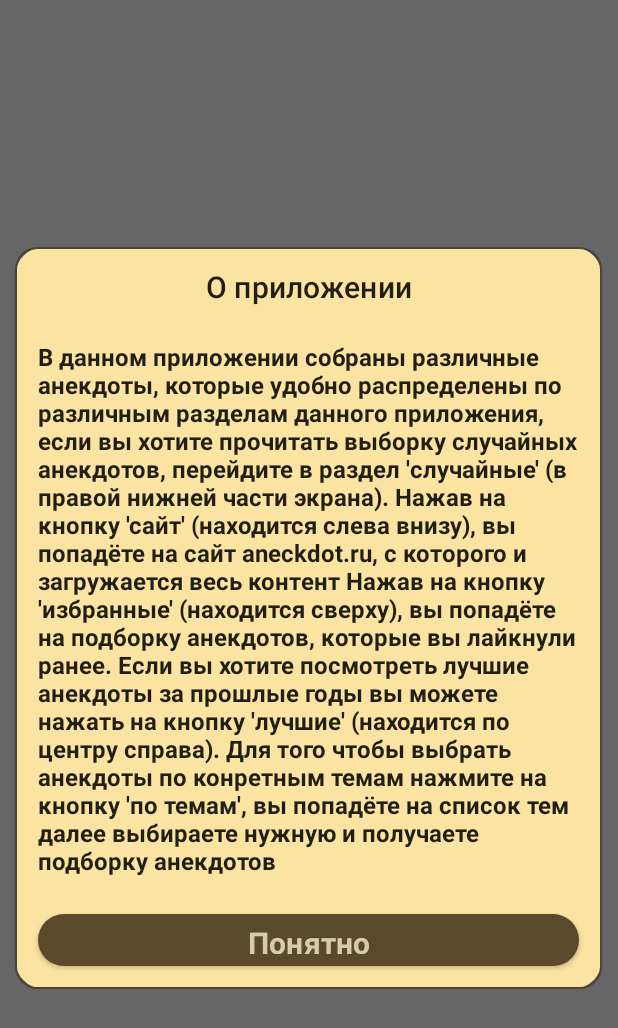
After one commit to MaksimTemnDev/Aneckdots-app, an Android app built with Jetpack Compose: the composable infoDialog shown on its own in the app's theme, on a phone screen of 412 x 824 dp. The commit adds this screen. Shown: the top 1028 px of the screen. Run offline under Robolectric (Android 15) with nearby library versions, the phone set to English and light mode, and no system bars.

Commit message:
added a infoDialog

```diff
--- a/app/src/main/java/com/example/anekdots/MainActivity.kt
+++ b/app/src/main/java/com/example/anekdots/MainActivity.kt
@@ -107,7 +107,6 @@ class MainActivity : ComponentActivity() {
             }
         }
     }
-
 
     fun loadRandomAneckd(add: Boolean) {
         thread {
--- a/app/src/main/java/com/example/anekdots/StartScreen.kt
+++ b/app/src/main/java/com/example/anekdots/StartScreen.kt
@@ -6,8 +6,12 @@ import android.net.Uri
 import androidx.compose.foundation.*
 import androidx.compose.foundation.layout.*
 import androidx.compose.foundation.shape.RoundedCornerShape
+import androidx.compose.material.AlertDialog
+import androidx.compose.material.Button
 import androidx.compose.material.Text
 import androidx.compose.runtime.Composable
+import androidx.compose.runtime.mutableStateOf
+import androidx.compose.runtime.remember
 import androidx.compose.ui.Alignment
 import androidx.compose.ui.Modifier
 import androidx.compose.ui.draw.clip
@@ -84,17 +88,23 @@ fun dualBoxes(
             .shadow(8.dp, shape = RoundedCornerShape(15.dp), ambientColor = BrownDark)
             .clip(RoundedCornerShape(15.dp))) {
         Image(painter = painterResource(id = chooseButton(btnType)), contentDescription = null,
-            Modifier.fillMaxSize().clickable {
-            if(funType == 0){
+            Modifier
+                .fillMaxSize()
+                .clickable {
+                    if (funType == 0) {
                         navHostController.navigate(Screen.MenuScreen.route)
-            } else if(funType == 1){
+                    } else if (funType == 1) {
                         val index = -3
                         val call = "${Screen.AnekdotScreen.route}/" + index
                         navHostController.navigate(call)
-            } else if(funType == 2){
+                    } else if (funType == 2) {
                         val browse = Intent(Intent.ACTION_VIEW, Uri.parse("https://www.anekdot.ru"))
-                startActivity(applicationContext, browse.addFlags(Intent.FLAG_ACTIVITY_NEW_TASK), null)
-            }else if(funType == 3){
+                        startActivity(
+                            applicationContext,
+                            browse.addFlags(Intent.FLAG_ACTIVITY_NEW_TASK),
+                            null
+                        )
+                    } else if (funType == 3) {
                         val index = -1
                         val call = "${Screen.AnekdotScreen.route}/" + index
                         navHostController.navigate(call)
@@ -120,16 +130,19 @@ fun chooseButton(type: Boolean): Int{
 
 @Composable
 fun createSingleBox(title: String, type: Boolean, navHostController: NavHostController) {
+    var showDiaolog = remember{ mutableStateOf(false) }
     Box(Modifier.padding(horizontal = 20.dp)){
         val imageModdifier = Modifier
             .fillMaxSize()
             .shadow(8.dp, shape = RoundedCornerShape(15.dp), ambientColor = BrownDark)
             .clip(RoundedCornerShape(15.dp))
             .clickable {
-                if(type){
+                if (type) {
                     val index = -2
                     val call = "${Screen.AnekdotScreen.route}/" + index
                     navHostController.navigate(call)
+                } else {
+                    showDiaolog.value = true
                 }
             }
         if(type) {
@@ -158,4 +171,7 @@ fun createSingleBox(title: String, type: Boolean, navHostController: NavHostCont
             }
         }
     }
+    if(showDiaolog.value == true){
+        infoDialog(onDismiss = {isShowing: Boolean ->  showDiaolog.value = isShowing})
     }
+}
--- /dev/null
+++ b/app/src/main/java/com/example/anekdots/infoDialog.kt
@@ -0,0 +1,73 @@
+package com.example.anekdots
+
+import android.graphics.Paint.Align
+import androidx.compose.foundation.background
+import androidx.compose.foundation.border
+import androidx.compose.foundation.layout.*
+import androidx.compose.foundation.rememberScrollState
+import androidx.compose.foundation.shape.CircleShape
+import androidx.compose.foundation.shape.RoundedCornerShape
+import androidx.compose.foundation.verticalScroll
+import androidx.compose.material.*
+import androidx.compose.runtime.Composable
+import androidx.compose.ui.Alignment
+import androidx.compose.ui.ExperimentalComposeUiApi
+import androidx.compose.ui.Modifier
+import androidx.compose.ui.text.font.FontWeight
+import androidx.compose.ui.text.style.TextAlign
+import androidx.compose.ui.unit.dp
+import androidx.compose.ui.window.Dialog
+import androidx.compose.ui.window.DialogProperties
+import androidx.lifecycle.viewmodel.compose.viewModel
+import com.example.anekdots.ui.theme.*
+
+@OptIn(ExperimentalComposeUiApi::class)
+@Composable
+fun infoDialog(onDismiss:(Boolean)->Unit){
+    Dialog(onDismissRequest = { onDismiss(false)},
+    properties = DialogProperties(usePlatformDefaultWidth = false)
+    ) {
+        Card(shape = RoundedCornerShape(20.dp), modifier = Modifier
+            .fillMaxWidth(0.95f)
+            .fillMaxHeight(0.6f)
+            .border(1.dp, color = BrownDark, shape = RoundedCornerShape(15.dp))) {
+            Column(
+                Modifier
+                    .fillMaxWidth()
+                    .background(color = BeidgeWhite)
+                    .padding(15.dp),
+            verticalArrangement = Arrangement.spacedBy(25.dp), horizontalAlignment = Alignment.CenterHorizontally) {
+                Text(text = "О приложении", style = MaterialTheme.typography.h6, textAlign = TextAlign.Center)
+                Column(Modifier.fillMaxWidth().verticalScroll(rememberScrollState()), verticalArrangement = Arrangement.spacedBy(15.dp)) {
+                    Text(text = "В данном приложении собраны различные анекдоты," +
+                            " которые удобно распределены по различным разделам данного приложения," +
+                            " если вы хотите прочитать выборку случайных анекдотов," +
+                            " перейдите в раздел 'случайные' (в правой нижней части экрана)." +
+                            " Нажав на кнопку 'сайт' (находится слева внизу), вы попадёте на сайт aneckdot.ru," +
+                            " с которого и загружается весь контент" +
+                            " Нажав на кнопку 'избранные' (находится сверху), вы попадёте на подборку анекдотов, которые вы лайкнули ранее." +
+                            " Если вы хотите посмотреть лучшие анекдоты за прошлые годы" +
+                            " вы можете нажать на кнопку 'лучшие' (находится по центру справа)." +
+                            " Для того чтобы выбрать анекдоты по конретным темам" +
+                            " нажмите на кнопку 'по темам', вы попадёте на список тем" +
+                            " далее выбираете нужную и получаете подборку анекдотов"
+                        , fontWeight = FontWeight.Bold)
+                }
+                Row(Modifier.fillMaxWidth(), horizontalArrangement = Arrangement.spacedBy(30.dp),
+                verticalAlignment = Alignment.CenterVertically) {
+                    Button(onClick = { onDismiss(false) },
+                    colors = ButtonDefaults.buttonColors(backgroundColor = Brown, contentColor = LightBeidge),
+                    modifier = Modifier
+                        .fillMaxWidth()
+                        .weight(1f),
+                    shape = CircleShape) {
+                        Text(text = "Понятно",
+                        style = MaterialTheme.typography.h6,
+                        fontWeight = FontWeight.Bold,
+                        textAlign = TextAlign.Center)
+                    }
+                }
+            }
+        }
+    }
+}
```
Lines whose indentation alone changed are shown as unchanged.
